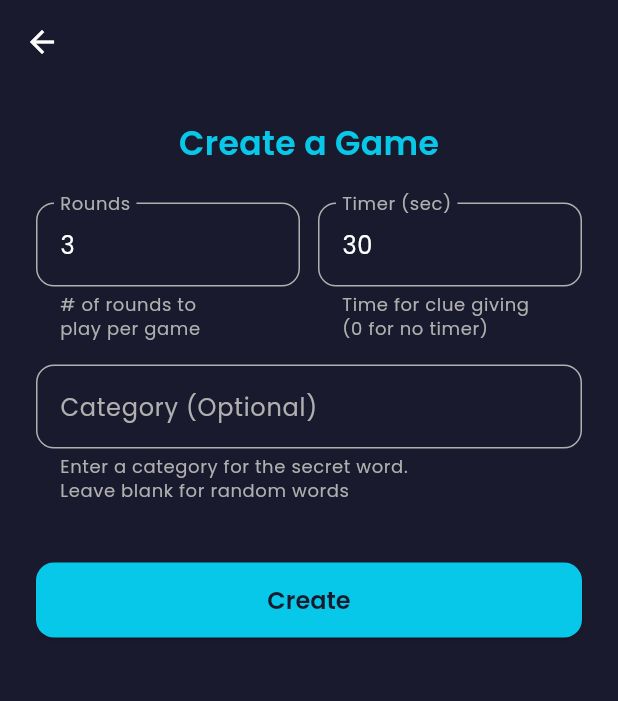
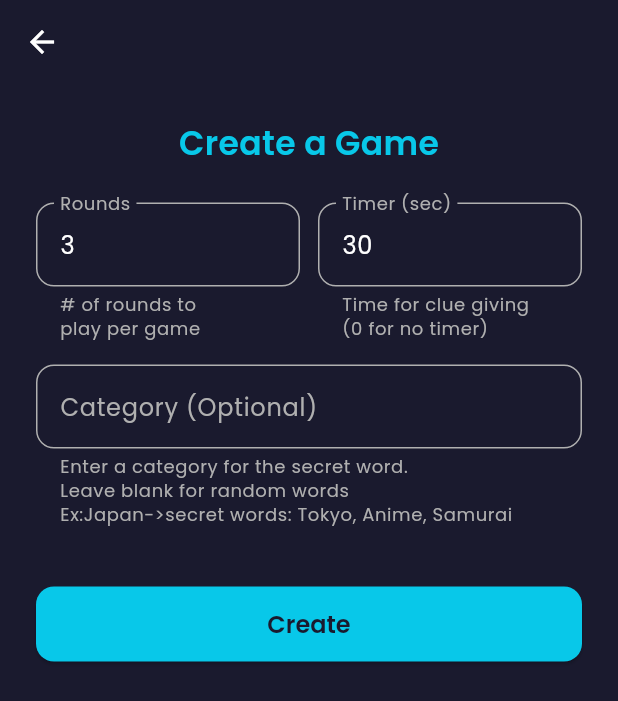
Before and after one commit to b-lol/impostor-game, a Flutter app: the CreateGameScreen screen opened directly with empty values, on a phone screen of 412 x 824 dp. Shown: the top 701 px of the screen. Run offline on Flutter 3.47's test engine with Material 3 defaults, Android fonts, the phone set to English and light mode, and no system bars; our stand-ins replace google_fonts, shared_preferences; accounts and stored records are empty.

```diff
--- a/frontend/lib/screens/create_game_screen.dart
+++ b/frontend/lib/screens/create_game_screen.dart
@@ -173,8 +173,8 @@ class _CreateGameScreenState extends State<CreateGameScreen> {
                   borderSide: const BorderSide(color: Color(0xFF08C8E9), width: 2),
                 ),
                 filled: false,
-                helperText: 'Enter a category for the secret word.\nLeave blank for random words\nEx:Japan gives secret words\n like Tokyo, Anime, Samurai',
-                helperMaxLines:2,
+                helperText: 'Enter a category for the secret word.\nLeave blank for random words\nEx:Japan->secret words: Tokyo, Anime, Samurai',
+                helperMaxLines:4,
                 helperStyle: const TextStyle(color: Color(0xFFB0B0B0), fontSize: 12),
               ),
               style: const TextStyle(color: Colors.white),
```
Also changed, not shown: frontend/lib/screens/game_screen.dart (+6 -3 lines).
